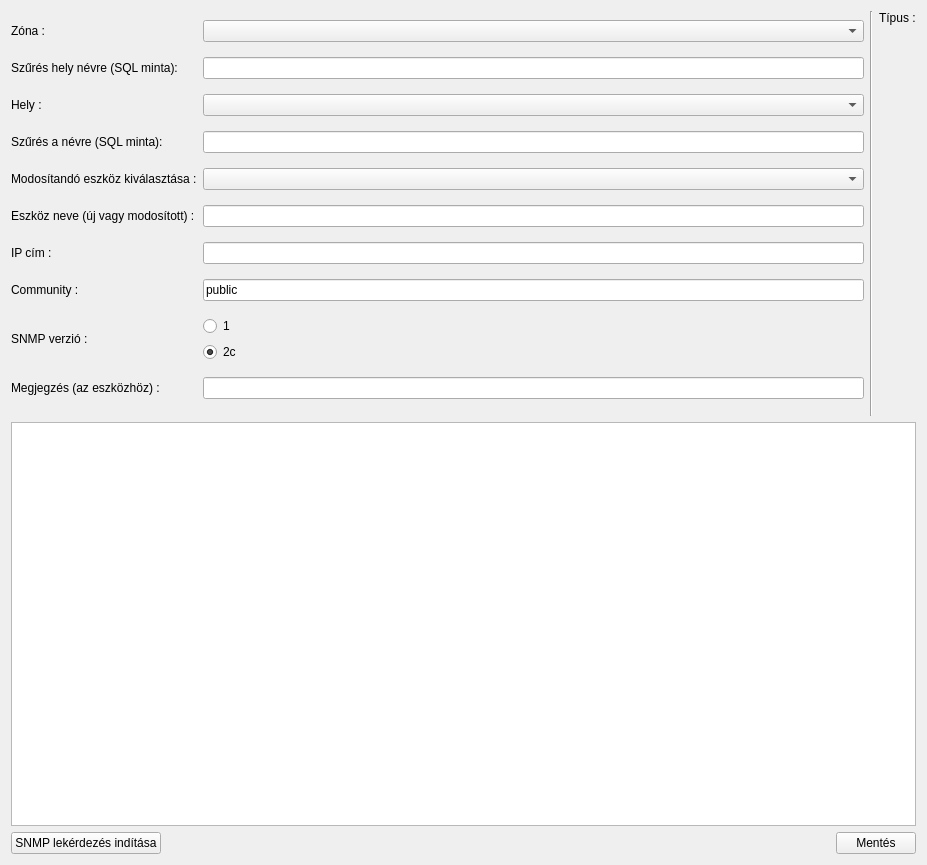
This is lv2g/snmpdevquery.ui in csikfer/lanview2 as Qt 5 draws it before an edit. The edited form follows.
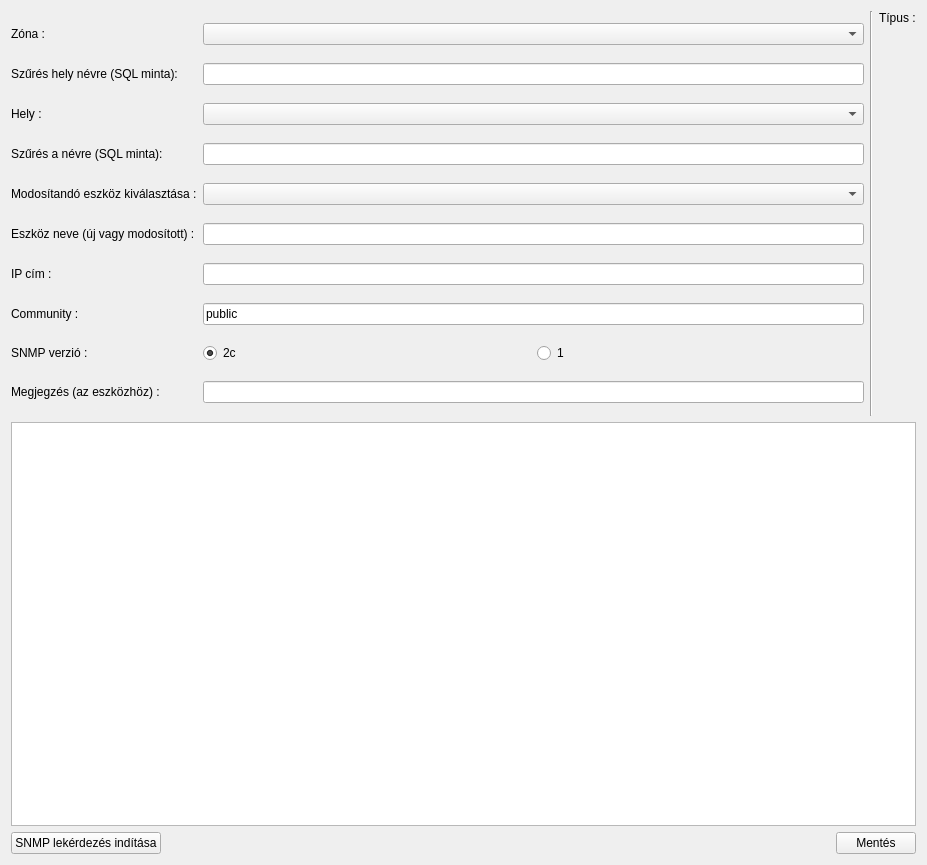
This is the edited form.

Patch:
```diff
--- a/lv2g/snmpdevquery.ui
+++ b/lv2g/snmpdevquery.ui
@@ -126,14 +126,7 @@
         </widget>
        </item>
        <item row="8" column="1">
-        <layout class="QVBoxLayout" name="verticalLayout">
-         <item>
-          <widget class="QRadioButton" name="radioButtonSnmpV1">
-           <property name="text">
-            <string>1</string>
-           </property>
-          </widget>
-         </item>
+        <layout class="QHBoxLayout" name="horizontalLayout_3">
          <item>
           <widget class="QRadioButton" name="radioButtonSnmpV2c">
            <property name="text">
@@ -144,6 +137,13 @@
            </property>
           </widget>
          </item>
+         <item>
+          <widget class="QRadioButton" name="radioButtonSnmpV1">
+           <property name="text">
+            <string>1</string>
+           </property>
+          </widget>
+         </item>
         </layout>
        </item>
       </layout>
```
